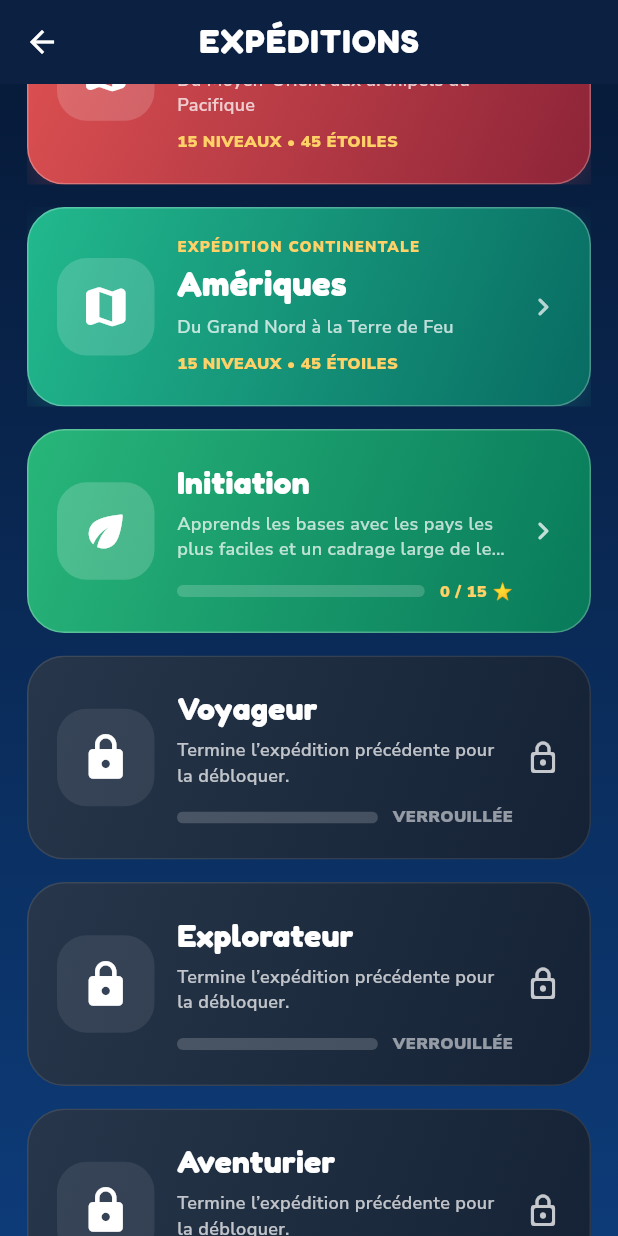
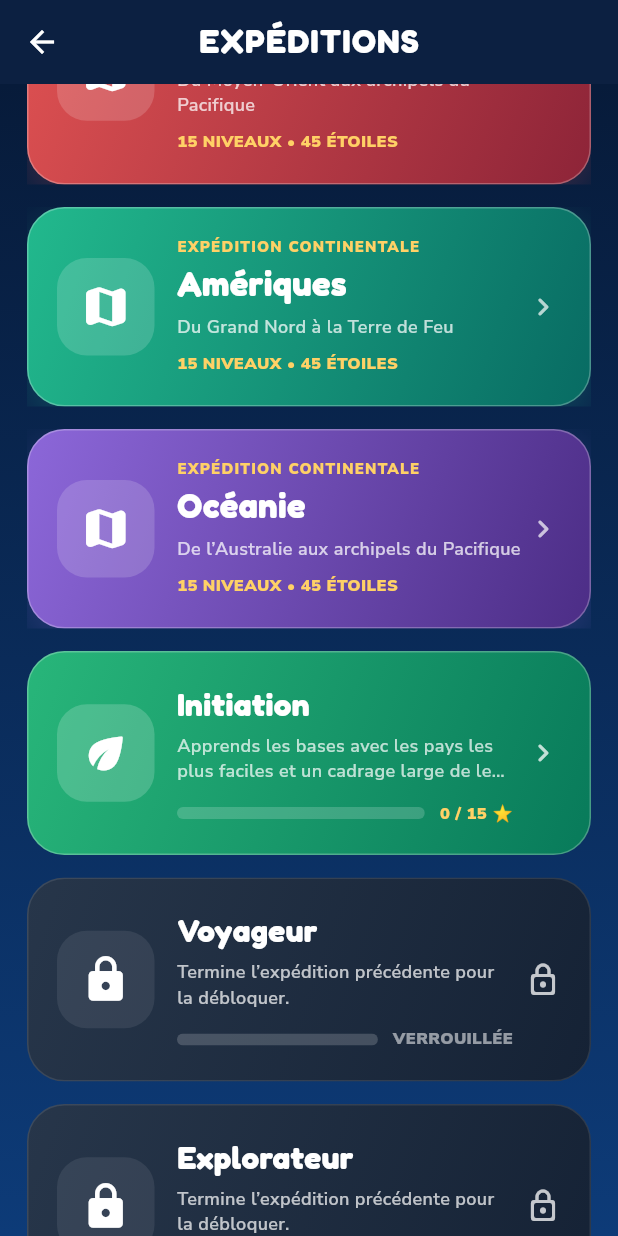
Before and after one commit to romainfiguera7-dotcom/geopoint, a Flutter app: the ExpeditionsScreen screen opened directly with empty values, scrolled down 576 dp, on a phone screen of 412 x 824 dp. Run offline on Flutter 3.47's test engine with Material 3 defaults, Android fonts, the phone set to English and light mode, and no system bars; our stand-ins replace flutter_map, google_fonts, latlong2, shared_preferences; accounts and stored records are empty.

Commit message:
Ajoute l expedition Oceanie

```diff
--- a/INSTALLATION.txt
+++ b/INSTALLATION.txt
@@ -1,4 +1,4 @@
-GeoPoint - Phase 2 : Expéditions Europe, Afrique, Asie et Amériques
+GeoPoint - Phase 2 : Expéditions Europe, Afrique, Asie, Amériques et Océanie
 
 INSTALLATION
 
@@ -19,6 +19,7 @@ lib/game/continent/continent_storage.dart
 lib/game/continent/africa_expedition.dart
 lib/game/continent/asia_expedition.dart
 lib/game/continent/americas_expedition.dart
+lib/game/continent/oceania_expedition.dart
 
 FICHIERS MIS À JOUR
 
@@ -29,16 +30,35 @@ lib/game/game_screen.dart
 TEST RAPIDE
 
 - Ouvrir Expéditions.
-- Vérifier que les cartes Europe, Afrique, Asie et Amériques apparaissent sous Tutoriels de jeu.
+- Vérifier que les cartes Europe, Afrique, Asie, Amériques et Océanie apparaissent sous Tutoriels de jeu.
 - Ouvrir Europe : les 15 niveaux doivent être affichés.
 - Ouvrir Afrique : les 15 niveaux doivent être affichés.
 - Ouvrir Asie : les 15 niveaux doivent être affichés.
 - Ouvrir Amériques : les 15 niveaux doivent être affichés.
+- Ouvrir Océanie : les 15 niveaux doivent être affichés.
 - Seul le premier niveau doit être disponible au départ.
 - Terminer le premier niveau avec au moins une étoile.
 - Vérifier que le deuxième niveau se débloque.
 - Fermer et relancer l’application pour vérifier la sauvegarde.
 - Les expéditions historiques et les quatre tutoriels doivent toujours fonctionner.
+
+PROGRESSION OCÉANIE
+
+1. Découverte de l’Océanie
+2. Grands repères du Pacifique
+3. Cap sur la Mélanésie
+4. Les îles de Micronésie
+5. Voyage en Polynésie
+6. Drapeaux principaux
+7. Capitales principales
+8. Micro-États du Pacifique
+9. Territoires océaniens
+10. Silhouettes d’Océanie
+11. Épreuve mixte
+12. Révision GeoBrain
+13. Défi chronométré
+14. Examen océanien
+15. Maître de l’Océanie
 
 PROGRESSION AMÉRIQUES
 
--- a/lib/features/expeditions/expeditions_screen.dart
+++ b/lib/features/expeditions/expeditions_screen.dart
@@ -6,6 +6,7 @@ import '../../game/continent/americas_expedition.dart';
 import '../../game/continent/asia_expedition.dart';
 import '../../game/continent/continent_expedition.dart';
 import '../../game/continent/europe_expedition.dart';
+import '../../game/continent/oceania_expedition.dart';
 import '../../game/expedition/expedition_mission.dart';
 import '../../game/expedition/expedition_progress.dart';
 import '../../game/expedition/expedition_storage.dart';
@@ -139,6 +140,7 @@ class _ExpeditionList extends StatelessWidget {
     AfricaExpeditionCatalog.africa,
     AsiaExpeditionCatalog.asia,
     AmericasExpeditionCatalog.americas,
+    OceaniaExpeditionCatalog.oceania,
   ];
 
   Future<void> _openTutorials(
@@ -400,6 +402,11 @@ class _ContinentExpeditionCard extends StatelessWidget {
 
   List<Color> get _colors {
     switch (expedition.id) {
+      case 'oceania':
+        return const <Color>[
+          Color(0xFF8C67D9),
+          Color(0xFF4C2D86),
+        ];
       case 'americas':
         return const <Color>[
           Color(0xFF22B98D),
--- /dev/null
+++ b/lib/game/continent/oceania_expedition.dart
@@ -0,0 +1,275 @@
+import 'package:latlong2/latlong.dart';
+
+import 'continent_expedition.dart';
+
+class OceaniaExpeditionCatalog {
+  OceaniaExpeditionCatalog._();
+
+  static const List<String> allOceanianCountries = <String>[
+    'AUS',
+    'NZL',
+    'PNG',
+    'FJI',
+    'SLB',
+    'VUT',
+    'WSM',
+    'TON',
+    'TUV',
+    'KIR',
+    'NRU',
+    'PLW',
+    'FSM',
+    'MHL',
+  ];
+
+  static const ContinentExpedition oceania = ContinentExpedition(
+    id: 'oceania',
+    name: 'Océanie',
+    subtitle: 'De l’Australie aux archipels du Pacifique',
+    completionReward: 'Titre : Maître de l’Océanie',
+    levels: <ContinentLevel>[
+      ContinentLevel(
+        id: 'oceania_01_discovery',
+        order: 1,
+        title: 'Découverte de l’Océanie',
+        description: 'Commence avec cinq grands repères du Pacifique.',
+        objective: 'Repérer l’Australie, la Nouvelle-Zélande, '
+            'la Papouasie-Nouvelle-Guinée, les Fidji et les Salomon.',
+        modeId: 'find_country',
+        difficultyId: 'discovery',
+        countryIds: <String>['AUS', 'NZL', 'PNG', 'FJI', 'SLB'],
+        questionCount: 5,
+        questionDurationSeconds: 25,
+        initialCenter: LatLng(-18, 155),
+        initialZoom: 2.5,
+        rewardLabel: 'XP de la partie + jusqu’à 3 étoiles',
+      ),
+      ContinentLevel(
+        id: 'oceania_02_large_landmarks',
+        order: 2,
+        title: 'Grands repères du Pacifique',
+        description: 'Observe les terres les plus visibles de la région.',
+        objective: 'Identifier six grands repères océaniens.',
+        modeId: 'find_country',
+        difficultyId: 'easy',
+        countryIds: <String>['AUS', 'PNG', 'NZL', 'NCL', 'FJI', 'SLB'],
+        questionCount: 6,
+        questionDurationSeconds: 22,
+        initialCenter: LatLng(-18, 155),
+        initialZoom: 2.5,
+        rewardLabel: 'XP de la partie + jusqu’à 3 étoiles',
+      ),
+      ContinentLevel(
+        id: 'oceania_03_melanesia',
+        order: 3,
+        title: 'Cap sur la Mélanésie',
+        description: 'Explore les îles situées au nord-est de l’Australie.',
+        objective: 'Différencier les cinq territoires de Mélanésie.',
+        modeId: 'find_country',
+        difficultyId: 'easy',
+        countryIds: <String>['PNG', 'FJI', 'SLB', 'VUT', 'NCL'],
+        questionCount: 5,
+        questionDurationSeconds: 20,
+        initialCenter: LatLng(-16, 162),
+        initialZoom: 3.0,
+        rewardLabel: 'XP de la partie + jusqu’à 3 étoiles',
+      ),
+      ContinentLevel(
+        id: 'oceania_04_micronesia',
+        order: 4,
+        title: 'Les îles de Micronésie',
+        description: 'Zoome sur les petits États du Pacifique nord.',
+        objective: 'Repérer sept pays et territoires micronésiens.',
+        modeId: 'find_country',
+        difficultyId: 'intermediate',
+        countryIds: <String>['FSM', 'MHL', 'PLW', 'NRU', 'KIR', 'GUM', 'MNP'],
+        questionCount: 7,
+        questionDurationSeconds: 20,
+        initialCenter: LatLng(8, 150),
+        initialZoom: 3.0,
+        rewardLabel: 'XP de la partie + jusqu’à 3 étoiles',
+      ),
+      ContinentLevel(
+        id: 'oceania_05_polynesia',
+        order: 5,
+        title: 'Voyage en Polynésie',
+        description: 'Traverse l’immense triangle polynésien.',
+        objective: 'Retrouver neuf pays et territoires de Polynésie.',
+        modeId: 'find_country',
+        difficultyId: 'intermediate',
+        countryIds: <String>['WSM', 'TON', 'TUV', 'COK', 'NIU', 'PYF', 'ASM', 'WLF', 'NZL'],
+        questionCount: 9,
+        questionDurationSeconds: 20,
+        initialCenter: LatLng(-15, -160),
+        initialZoom: 2.9,
+        rewardLabel: 'XP de la partie + jusqu’à 3 étoiles',
+      ),
+      ContinentLevel(
+        id: 'oceania_06_flags',
+        order: 6,
+        title: 'Drapeaux principaux',
+        description: 'Associe les drapeaux du Pacifique à leur pays.',
+        objective: 'Retrouver dix pays grâce à leur drapeau.',
+        modeId: 'find_flag',
+        difficultyId: 'intermediate',
+        countryIds: <String>['AUS', 'NZL', 'PNG', 'FJI', 'WSM', 'TON', 'VUT', 'KIR', 'PLW', 'MHL'],
+        questionCount: 10,
+        questionDurationSeconds: 18,
+        initialCenter: LatLng(-8, 165),
+        initialZoom: 2.3,
+        rewardLabel: 'XP de la partie + jusqu’à 3 étoiles',
+      ),
+      ContinentLevel(
+        id: 'oceania_07_capitals',
+        order: 7,
+        title: 'Capitales principales',
+        description: 'Place les principales capitales d’Océanie.',
+        objective: 'Localiser dix capitales du Pacifique.',
+        modeId: 'find_capital',
+        difficultyId: 'intermediate',
+        countryIds: <String>['AUS', 'NZL', 'PNG', 'FJI', 'WSM', 'TON', 'VUT', 'SLB', 'FSM', 'MHL'],
+        questionCount: 10,
+        questionDurationSeconds: 20,
+        initialCenter: LatLng(-8, 165),
+        initialZoom: 2.3,
+        rewardLabel: 'XP de la partie + jusqu’à 3 étoiles',
+      ),
+      ContinentLevel(
+        id: 'oceania_08_microstates',
+        order: 8,
+        title: 'Micro-États du Pacifique',
+        description: 'Les plus petits pays demandent un zoom précis.',
+        objective: 'Différencier huit petits États insulaires.',
+        modeId: 'find_country',
+        difficultyId: 'hard',
+        countryIds: <String>['NRU', 'TUV', 'KIR', 'PLW', 'FSM', 'MHL', 'TON', 'WSM'],
+        questionCount: 8,
+        questionDurationSeconds: 22,
+        initialCenter: LatLng(0, 170),
+        initialZoom: 2.8,
+        rewardLabel: 'XP de la partie + jusqu’à 3 étoiles',
+      ),
+      ContinentLevel(
+        id: 'oceania_09_territories',
+        order: 9,
+        title: 'Territoires océaniens',
+        description: 'Pars à la recherche des territoires les plus isolés.',
+        objective: 'Trouver dix territoires disponibles sur la carte.',
+        modeId: 'find_country',
+        difficultyId: 'expert',
+        countryIds: <String>[
+          'NCL',
+          'PYF',
+          'GUM',
+          'ASM',
+          'MNP',
+          'COK',
+          'NIU',
+          'WLF',
+          'NFK',
+          'PCN',
+          'UMI',
+        ],
+        questionCount: 10,
+        questionDurationSeconds: 24,
+        initialCenter: LatLng(-5, 170),
+        initialZoom: 2.4,
+        rewardLabel: 'XP de la partie + jusqu’à 3 étoiles',
+      ),
+      ContinentLevel(
+        id: 'oceania_10_silhouettes',
+        order: 10,
+        title: 'Silhouettes d’Océanie',
+        description: 'Reconnais les pays uniquement grâce à leur contour.',
+        objective: 'Identifier dix silhouettes océaniennes.',
+        modeId: 'ultimate',
+        difficultyId: 'hard',
+        countryIds: <String>['AUS', 'NZL', 'PNG', 'FJI', 'SLB', 'VUT', 'NCL', 'WSM', 'TON', 'KIR'],
+        questionCount: 10,
+        questionDurationSeconds: 20,
+        initialCenter: LatLng(-8, 165),
+        initialZoom: 2.3,
+        rewardLabel: 'Jusqu’à 3 étoiles océaniennes',
+        isSilhouette: true,
+      ),
+      ContinentLevel(
+        id: 'oceania_11_mixed',
+        order: 11,
+        title: 'Épreuve mixte',
+        description: 'Enchaîne pays, capitales et drapeaux.',
+        objective: 'Réussir douze questions de types différents.',
+        modeId: 'mixed',
+        difficultyId: 'hard',
+        countryIds: allOceanianCountries,
+        questionCount: 12,
+        questionDurationSeconds: 17,
+        initialCenter: LatLng(-8, 165),
+        initialZoom: 2.3,
+        rewardLabel: 'XP de la partie + jusqu’à 3 étoiles',
+      ),
+      ContinentLevel(
+        id: 'oceania_12_revision',
+        order: 12,
+        title: 'Révision GeoBrain',
+        description: 'Le GeoBrain sélectionne les pays à retravailler.',
+        objective: 'Renforcer tes points faibles personnels en Océanie.',
+        modeId: 'mixed',
+        difficultyId: 'hard',
+        countryIds: allOceanianCountries,
+        questionCount: 10,
+        questionDurationSeconds: 18,
+        initialCenter: LatLng(-8, 165),
+        initialZoom: 2.3,
+        rewardLabel: 'Révision personnalisée + jusqu’à 3 étoiles',
+        useGeoBrain: true,
+      ),
+      ContinentLevel(
+        id: 'oceania_13_timed',
+        order: 13,
+        title: 'Défi chronométré',
+        description: 'Réponds vite au milieu des îles du Pacifique.',
+        objective: 'Tenir quinze questions avec seulement douze secondes.',
+        modeId: 'mixed',
+        difficultyId: 'hard',
+        countryIds: allOceanianCountries,
+        questionCount: 15,
+        questionDurationSeconds: 12,
+        initialCenter: LatLng(-8, 165),
+        initialZoom: 2.3,
+        rewardLabel: 'Bonus de score temporel + jusqu’à 3 étoiles',
+      ),
+      ContinentLevel(
+        id: 'oceania_14_exam',
+        order: 14,
+        title: 'Examen océanien',
+        description: 'L’examen complet avant le rang Maître.',
+        objective: 'Obtenir au moins une étoile sur vingt questions.',
+        modeId: 'mixed',
+        difficultyId: 'expert',
+        countryIds: allOceanianCountries,
+        questionCount: 20,
+        questionDurationSeconds: 14,
+        initialCenter: LatLng(20, 0),
+        initialZoom: 2.2,
+        rewardLabel: 'Validation de l’examen océanien',
+        isExam: true,
+      ),
+      ContinentLevel(
+        id: 'oceania_15_master',
+        order: 15,
+        title: 'Maître de l’Océanie',
+        description: 'Aucun ciblage : toute la carte est ouverte.',
+        objective: 'Réussir l’ultime série océanienne sans aide.',
+        modeId: 'mixed',
+        difficultyId: 'expert',
+        countryIds: allOceanianCountries,
+        questionCount: 25,
+        questionDurationSeconds: 12,
+        initialCenter: LatLng(20, 0),
+        initialZoom: 2.2,
+        rewardLabel: 'Débloque le titre Maître de l’Océanie',
+        isMaster: true,
+      ),
+    ],
+  );
+}
```
